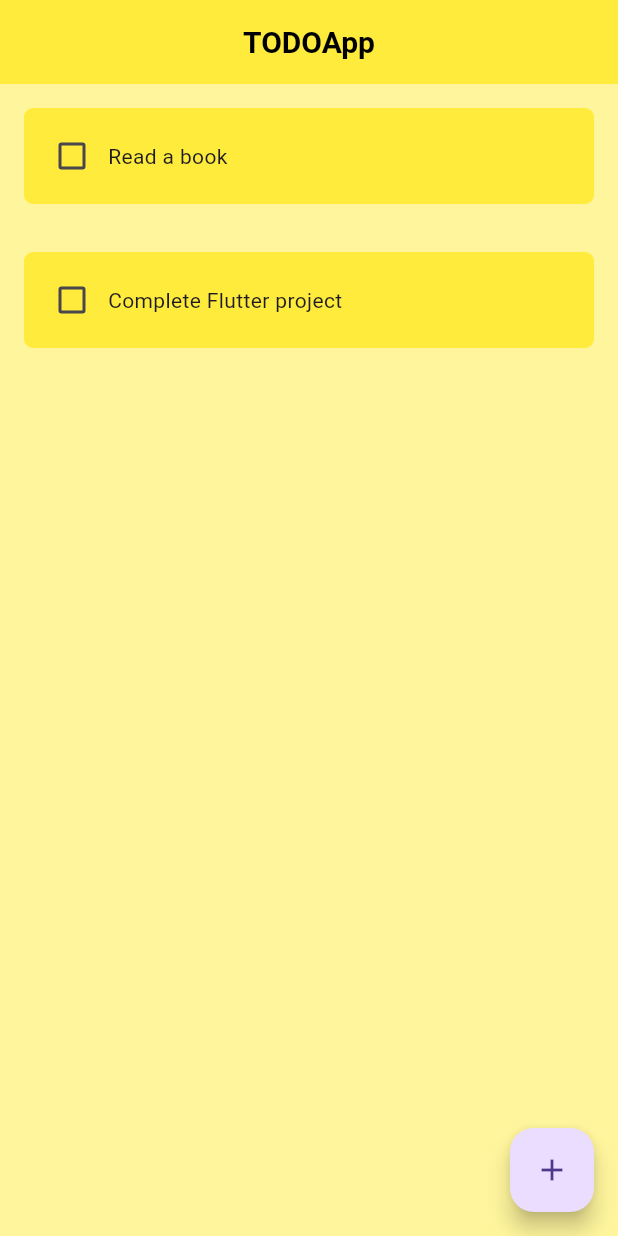
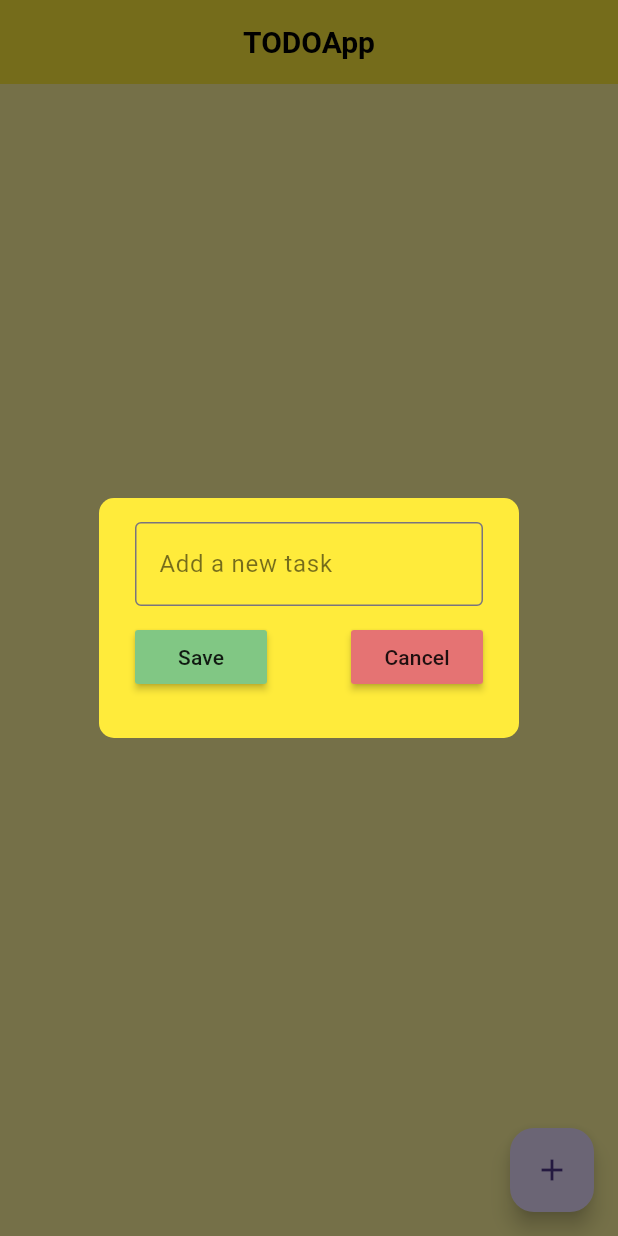
Before and after one commit to NunoFernandesSa/todo_app, a Flutter app: the screen it shows after launch, after a tap on the "add" icon, on a phone screen of 412 x 824 dp. Run offline on Flutter 3.47's test engine with Material 3 defaults, Android fonts, the phone set to English and light mode, and no system bars.

Commit message:
Create components (dialog_box, my_button) and  logic for add & cancel tasks

```diff
--- /dev/null
+++ b/lib/components/dialog_box.dart
@@ -0,0 +1,66 @@
+import 'package:flutter/material.dart';
+import 'package:todo_app/components/my_button.dart';
+
+/// This widget represents a dialog box that allows the user to add a new task.
+/// It contains a text field for entering the task name and buttons for saving or canceling the action.
+class DialogBox extends StatelessWidget {
+  /// This is the controller for the text field in the dialog box.
+  final TextEditingController controller;
+  final VoidCallback onSave;
+  final VoidCallback onCancel;
+
+  /// This constructor initializes the DialogBox widget with a TextEditingController.
+  /// It is used to retrieve the text entered by the user when creating a new task.
+  /// The [super.key] parameter is used to pass the key to the parent class.
+  const DialogBox({
+    super.key,
+    required this.controller,
+    required this.onSave,
+    required this.onCancel,
+  });
+
+  /// This method is called when the widget is built.
+  /// It returns a widget that represents the dialog box.
+  @override
+  Widget build(BuildContext context) {
+    return AlertDialog(
+      backgroundColor: Colors.yellow,
+      shape: RoundedRectangleBorder(borderRadius: BorderRadius.circular(10)),
+
+      content: SizedBox(
+        height: 120,
+        child: Column(
+          children: [
+            TextField(
+              controller: controller,
+              decoration: InputDecoration(
+                border: OutlineInputBorder(),
+                hintText: 'Add a new task',
+                hintStyle: TextStyle(color: Colors.black54),
+              ),
+            ),
+            const SizedBox(height: 10),
+            Row(
+              mainAxisAlignment: MainAxisAlignment.spaceBetween,
+
+              children: [
+                // Add button
+                MyButton(
+                  textButton: "Save",
+                  color: Colors.green[300],
+                  onPressed: onSave,
+                ),
+                // Cancel button
+                MyButton(
+                  textButton: "Cancel",
+                  color: Colors.red[300],
+                  onPressed: onCancel,
+                ),
+              ],
+            ),
+          ],
+        ),
+      ),
+    );
+  }
+}
--- /dev/null
+++ b/lib/components/my_button.dart
@@ -0,0 +1,23 @@
+import 'package:flutter/material.dart';
+
+class MyButton extends StatelessWidget {
+  final String textButton;
+  final VoidCallback onPressed;
+  final Color? color;
+
+  const MyButton({
+    super.key,
+    required this.textButton,
+    required this.onPressed,
+    this.color,
+  });
+
+  @override
+  Widget build(BuildContext context) {
+    return MaterialButton(
+      onPressed: onPressed,
+      color: color ?? Theme.of(context).primaryColor,
+      child: Text(textButton.toString()),
+    );
+  }
+}
--- a/lib/pages/home_page.dart
+++ b/lib/pages/home_page.dart
@@ -1,4 +1,5 @@
 import 'package:flutter/material.dart';
+import 'package:todo_app/components/dialog_box.dart';
 import 'package:todo_app/components/todo_tile.dart';
 
 /// This is the main widget for the home page of the todo app.
@@ -13,12 +14,13 @@ class HomePage extends StatefulWidget {
 /// This is the state class for the HomePage widget.
 /// It manages the state of the todo list and handles user interactions.
 class _HomePageState extends State<HomePage> {
+  /// This is the controller for the text field in the dialog box.
+  /// It is used to retrieve the text entered by the user when creating a new task.
+  final _controller = TextEditingController();
+
   /// List of todos
   /// This is a list of strings that represent the tasks in the todo list.
-  List<dynamic> toDoList = [
-    ['Read a book', false],
-    ['Complete Flutter project', false],
-  ];
+  List<dynamic> toDoList = [];
 
   /// This function is called when the checkbox is changed.
   /// It takes the index of the todo item as a parameter and updates the state of the checkbox.
@@ -30,25 +32,61 @@ class _HomePageState extends State<HomePage> {
     });
   }
 
+  /// This function is called when the save button in the dialog box is pressed.
+  /// It retrieves the text from the text field and adds it to the todo list.
+  void _onSave() {
+    setState(() {
+      toDoList.add([_controller.text, false]); // Add the new task to the list
+    });
+    _controller.clear(); // Clear the text field after saving
+    Navigator.pop(context); // Close the dialog box
+  }
+
+  /// This function is called when the cancel button in the dialog box is pressed.
+  /// It simply closes the dialog box without saving any changes.
+  void _onCancel() {
+    Navigator.pop(context); // Close the dialog box
+    _controller.clear(); // Clear the text field
+  }
+
+  /// This function is called when the floating action button is pressed.
+  /// It shows a dialog box where the user can enter a new task.
+  void createNewTask() {
+    showDialog(
+      context: context,
+      builder: (context) {
+        return DialogBox(
+          controller: _controller,
+          onSave: _onSave,
+          onCancel: _onCancel,
+        );
+      },
+    );
+  }
+
   /// This function is called when the floating action button is pressed.
   @override
   Widget build(BuildContext context) {
     return Scaffold(
       appBar: AppBar(title: const Text('TODOApp'), centerTitle: true),
 
-      body: ListView.builder(
-        itemCount: toDoList.length,
-        itemBuilder:
-            (context, index) => TodoTile(
-              taskname: toDoList[index][0],
-              taskDone: toDoList[index][1],
-              onChanged: (value) => checkBoxChange(value, index),
-            ),
-      ),
+      body:
+          toDoList.isEmpty
+              ? const Center(child: Text('No tasks available'))
+              : ListView.builder(
+                itemCount: toDoList.length,
+                itemBuilder: (context, index) {
+                  return TodoTile(
+                    taskname: toDoList[index][0],
+                    taskDone: toDoList[index][1],
+                    onChanged: (value) => checkBoxChange(value, index),
+                  );
+                },
+              ),
 
       floatingActionButton: FloatingActionButton(
+        onPressed: createNewTask,
         child: Icon(Icons.add),
-        onPressed: () => {},
       ),
     );
   }
```
Also changed, not shown: lib/components/todo_tile.dart (+17 -3 lines).
